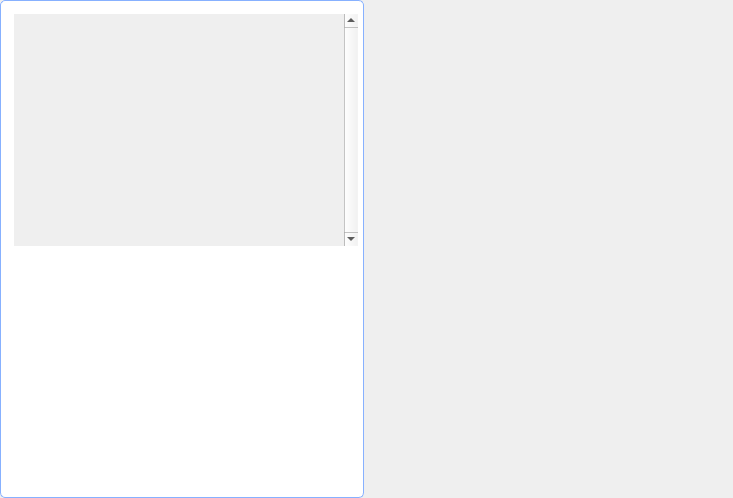
mk4me/hm-mde-one, file trunk/src/edr/src/hmm_view/ui/AnalisisWidget.ui: the form before one commit.
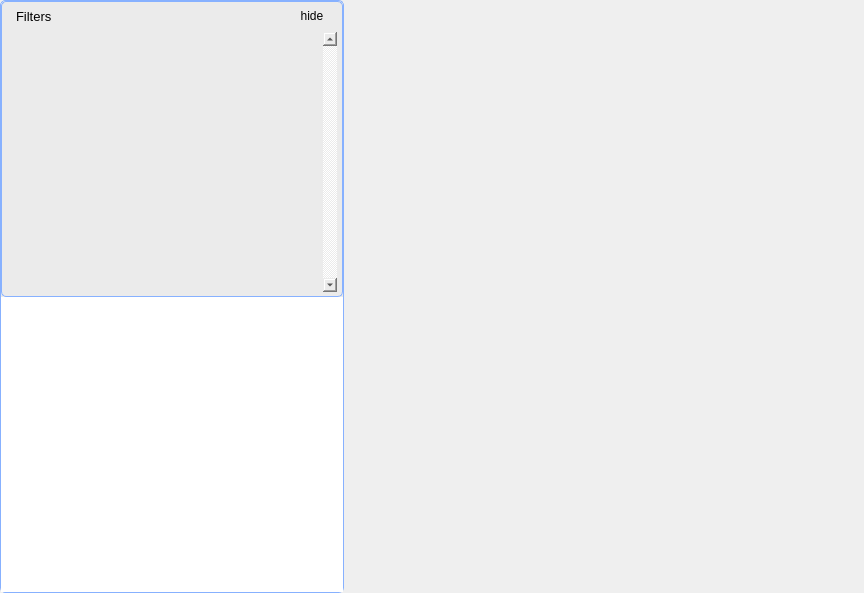
The form after the commit. Icons and pictures are not drawn.

Patch:
```diff
--- a/trunk/src/edr/src/hmm_view/ui/AnalisisWidget.ui
+++ b/trunk/src/edr/src/hmm_view/ui/AnalisisWidget.ui
@@ -6,8 +6,8 @@
    <rect>
     <x>0</x>
     <y>0</y>
-    <width>733</width>
-    <height>498</height>
+    <width>864</width>
+    <height>593</height>
    </rect>
   </property>
   <property name="windowTitle">
@@ -17,6 +17,37 @@
    <string notr="true"/>
   </property>
   <layout class="QHBoxLayout" name="horizontalLayout_2">
+   <property name="spacing">
+    <number>6</number>
+   </property>
+   <property name="margin">
+    <number>0</number>
+   </property>
+   <item>
+    <widget class="QFrame" name="LeftContainer">
+     <property name="sizePolicy">
+      <sizepolicy hsizetype="Minimum" vsizetype="Preferred">
+       <horstretch>0</horstretch>
+       <verstretch>0</verstretch>
+      </sizepolicy>
+     </property>
+     <property name="styleSheet">
+      <string notr="true">QFrame#LeftContainer {
+	  border: 1px solid; 
+     border-color: rgb(135, 177, 255);
+     border-radius: 5px; 
+	padding: 0px;
+    background-color: rgb(235, 235, 235);
+}
+
+QWidget {
+	background: transparent;
+}</string>
+     </property>
+     <layout class="QVBoxLayout" name="verticalLayout">
+      <property name="spacing">
+       <number>0</number>
+      </property>
    <property name="margin">
     <number>0</number>
    </property>
@@ -34,14 +65,98 @@
      border-color: rgb(135, 177, 255);
      border-radius: 5px; 
 	padding: 4px;
-	background-color: white;
+    background-color: rgb(235, 235, 235);
  } 
-</string>
+
+ QWidget {
+	 background-color: rgb(235, 235, 235);
+}</string>
      </property>
      <layout class="QVBoxLayout" name="verticalLayout_2">
+         <property name="leftMargin">
+          <number>1</number>
+         </property>
+         <property name="topMargin">
+          <number>0</number>
+         </property>
       <property name="rightMargin">
        <number>1</number>
       </property>
+         <property name="bottomMargin">
+          <number>0</number>
+         </property>
+         <item>
+          <widget class="QWidget" name="header" native="true">
+           <property name="sizePolicy">
+            <sizepolicy hsizetype="Minimum" vsizetype="Minimum">
+             <horstretch>0</horstretch>
+             <verstretch>0</verstretch>
+            </sizepolicy>
+           </property>
+           <property name="maximumSize">
+            <size>
+             <width>16777215</width>
+             <height>20</height>
+            </size>
+           </property>
+           <layout class="QHBoxLayout" name="horizontalLayout">
+            <property name="topMargin">
+             <number>0</number>
+            </property>
+            <property name="bottomMargin">
+             <number>0</number>
+            </property>
+            <item>
+             <widget class="QLabel" name="label">
+              <property name="sizePolicy">
+               <sizepolicy hsizetype="Preferred" vsizetype="Minimum">
+                <horstretch>0</horstretch>
+                <verstretch>0</verstretch>
+               </sizepolicy>
+              </property>
+              <property name="font">
+               <font>
+                <pointsize>10</pointsize>
+               </font>
+              </property>
+              <property name="text">
+               <string>Filters</string>
+              </property>
+             </widget>
+            </item>
+            <item>
+             <widget class="QToolButton" name="hideButton">
+              <property name="sizePolicy">
+               <sizepolicy hsizetype="Fixed" vsizetype="Minimum">
+                <horstretch>0</horstretch>
+                <verstretch>0</verstretch>
+               </sizepolicy>
+              </property>
+              <property name="styleSheet">
+               <string notr="true">QToolButton#hideButton
+{
+	border: none;
+}</string>
+              </property>
+              <property name="text">
+               <string>hide</string>
+              </property>
+              <property name="icon">
+               <iconset resource="Icons.qrc">
+                <normaloff>:/resources/icons/strzalka-dol.png</normaloff>
+                <normalon>:/resources/icons/strzalka-gora.png</normalon>:/resources/icons/strzalka-dol.png</iconset>
+              </property>
+              <property name="checkable">
+               <bool>true</bool>
+              </property>
+              <property name="autoRaise">
+               <bool>true</bool>
+              </property>
+             </widget>
+            </item>
+           </layout>
+          </widget>
+         </item>
       <item>
        <widget class="QScrollArea" name="scrollArea">
         <property name="enabled">
@@ -85,8 +200,8 @@
           <rect>
            <x>0</x>
            <y>0</y>
-           <width>328</width>
-           <height>232</height>
+              <width>314</width>
+              <height>260</height>
           </rect>
          </property>
          <property name="styleSheet">
@@ -95,40 +210,19 @@
         </widget>
        </widget>
       </item>
-      <item>
-       <widget class="QFrame" name="treeFrame">
-        <property name="sizePolicy">
-         <sizepolicy hsizetype="Minimum" vsizetype="Preferred">
-          <horstretch>0</horstretch>
-          <verstretch>0</verstretch>
-         </sizepolicy>
-        </property>
-        <property name="styleSheet">
-         <string notr="true">QFrame#treeFrame { 
-     border: none;
- } 
-</string>
-        </property>
-        <property name="frameShape">
-         <enum>QFrame::StyledPanel</enum>
-        </property>
-        <property name="frameShadow">
-         <enum>QFrame::Raised</enum>
-        </property>
-        <layout class="QHBoxLayout" name="horizontalLayout">
-         <property name="margin">
-          <number>0</number>
-         </property>
+        </layout>
+       </widget>
+      </item>
          <item>
           <widget class="QWidget" name="treeHolder" native="true">
            <property name="sizePolicy">
-            <sizepolicy hsizetype="Expanding" vsizetype="Preferred">
+         <sizepolicy hsizetype="Minimum" vsizetype="Preferred">
              <horstretch>0</horstretch>
              <verstretch>0</verstretch>
             </sizepolicy>
            </property>
            <property name="styleSheet">
-            <string notr="true">/*QTreeView::branch:has-children:!has-siblings:closed,
+         <string notr="true">QTreeView::branch:has-children:!has-siblings:closed,
      QTreeView::branch:closed:has-children:has-siblings {
              border-image: none;
              image: url(trojkat-6x6-dodolu.png);
@@ -137,12 +231,14 @@
      QTreeView::branch:open:has-children:!has-siblings,
      QTreeView::branch:open:has-children:has-siblings  {
              border-image: none;
-             image: url(trojkat-6x6-naboku.png);
-     }*/</string>
-           </property>
-          </widget>
-         </item>
-        </layout>
+             image: url(:/resources/icons/trojkat-8x8-naboku.png);
+     }
+
+#treeHolder
+{
+	background: white;
+}</string>
+        </property>
        </widget>
       </item>
      </layout>
```
Left out of the diff: 2 changed lines with no effect on the pictures. Lines whose indentation alone changed are shown as unchanged.
